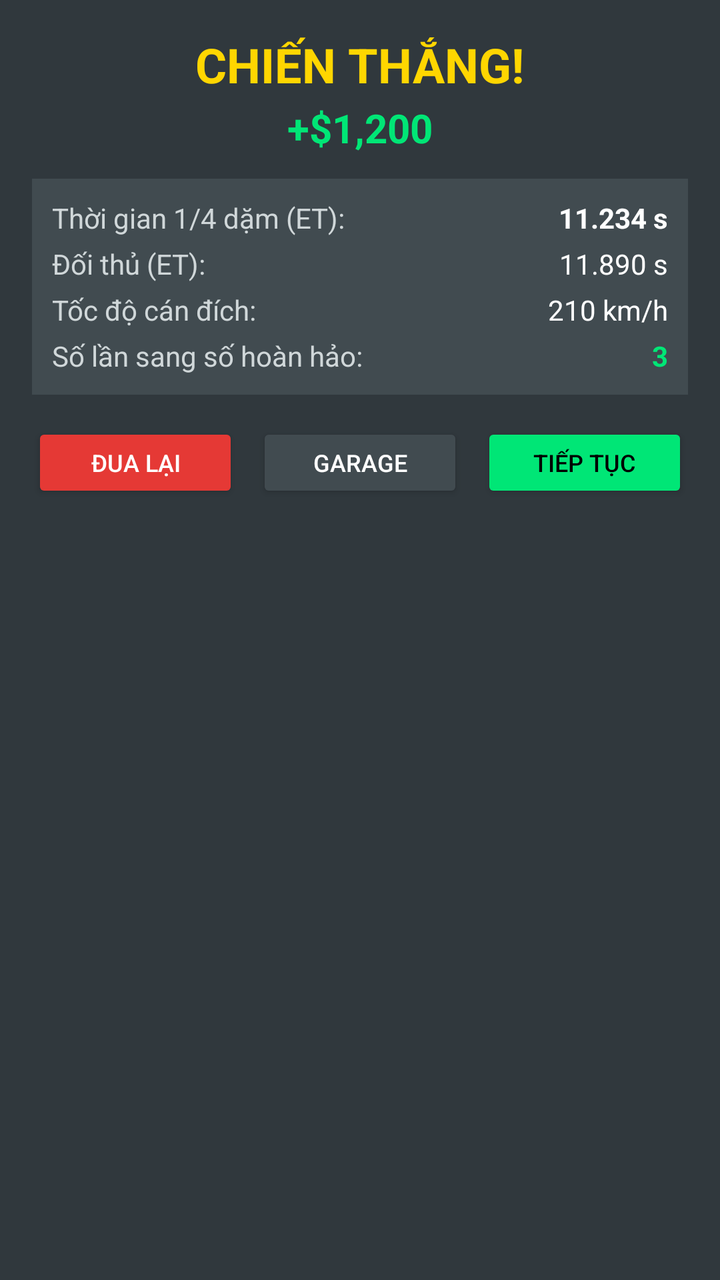
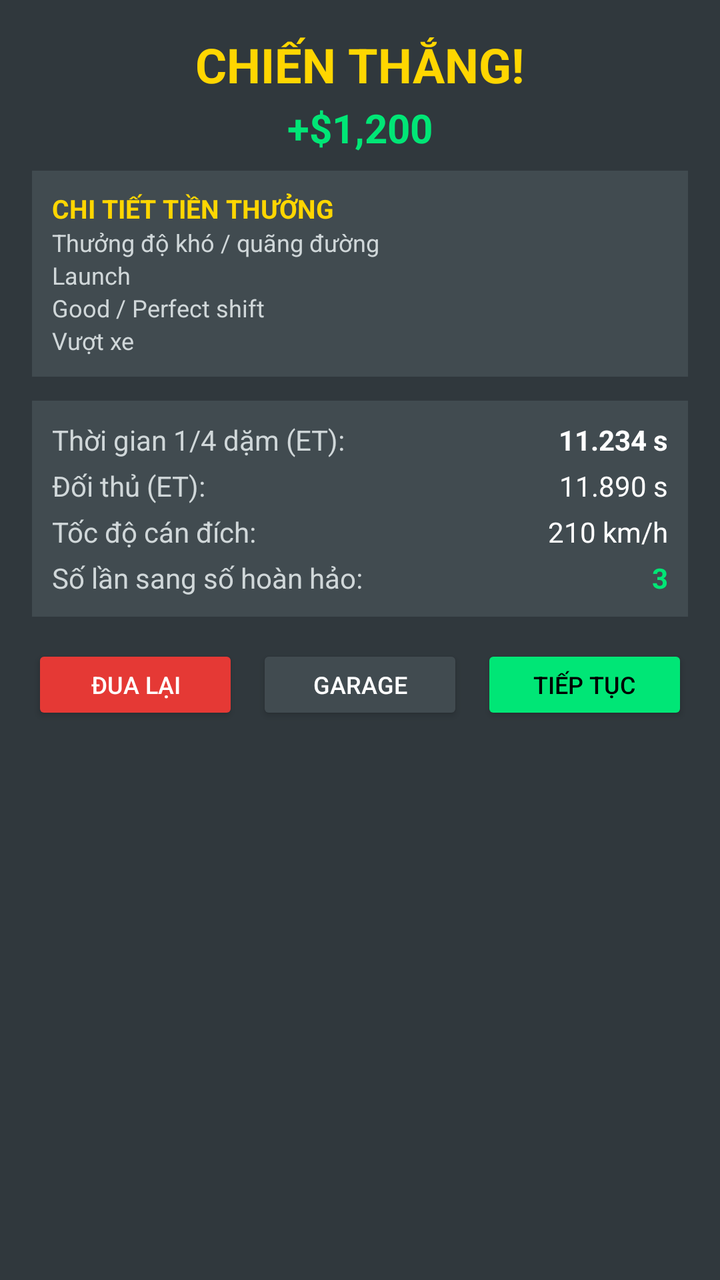

The first picture is an Android layout as it rendered before a commit; the second is the same layout after the commit. The layout source and the unified diff follow.
<!-- AndroidManifest.xml: application theme Theme.DragRacing -->
<!-- res/layout/dialog_result.xml -->
<?xml version="1.0" encoding="utf-8"?>
<LinearLayout xmlns:android="http://schemas.android.com/apk/res/android"
    android:layout_width="480dp"
    android:layout_height="wrap_content"
    android:orientation="vertical"
    android:background="@color/bg_card"
    android:padding="16dp">

    <TextView
        android:id="@+id/tvResultTitle"
        android:layout_width="wrap_content"
        android:layout_height="wrap_content"
        android:layout_gravity="center_horizontal"
        android:text="CHIẾN THẮNG!"
        android:textColor="@color/accent"
        android:textSize="24sp"
        android:textStyle="bold" />

    <TextView
        android:id="@+id/tvPrizeCash"
        android:layout_width="wrap_content"
        android:layout_height="wrap_content"
        android:layout_gravity="center_horizontal"
        android:layout_marginTop="2dp"
        android:text="+$1,200"
        android:textColor="@color/green_zone"
        android:textSize="20sp"
        android:textStyle="bold" />

    <LinearLayout
        android:id="@+id/statsContainer"
        android:layout_width="match_parent"
        android:layout_height="wrap_content"
        android:layout_marginTop="12dp"
        android:background="@color/bg_card_secondary"
        android:orientation="vertical"
        android:padding="10dp">

        <LinearLayout
            android:layout_width="match_parent"
            android:layout_height="wrap_content"
            android:orientation="horizontal">
            <TextView
                android:layout_width="0dp"
                android:layout_height="wrap_content"
                android:layout_weight="1"
                android:text="Thời gian 1/4 dặm (ET):"
                android:textColor="@color/text_gray"
                android:textSize="14sp" />
            <TextView
                android:id="@+id/tvPlayerET"
                android:layout_width="wrap_content"
                android:layout_height="wrap_content"
                android:text="11.234 s"
                android:textColor="@color/text_white"
                android:textSize="14sp"
                android:textStyle="bold" />
        </LinearLayout>

        <LinearLayout
            android:layout_width="match_parent"
            android:layout_height="wrap_content"
            android:layout_marginTop="4dp"
            android:orientation="horizontal">
            <TextView
                android:layout_width="0dp"
                android:layout_height="wrap_content"
                android:layout_weight="1"
                android:text="Đối thủ (ET):"
                android:textColor="@color/text_gray"
                android:textSize="14sp" />
            <TextView
                android:id="@+id/tvOpponentET"
                android:layout_width="wrap_content"
                android:layout_height="wrap_content"
                android:text="11.890 s"
                android:textColor="@color/text_white"
                android:textSize="14sp" />
        </LinearLayout>

        <LinearLayout
            android:layout_width="match_parent"
            android:layout_height="wrap_content"
            android:layout_marginTop="4dp"
            android:orientation="horizontal">
            <TextView
                android:layout_width="0dp"
                android:layout_height="wrap_content"
                android:layout_weight="1"
                android:text="Tốc độ cán đích:"
                android:textColor="@color/text_gray"
                android:textSize="14sp" />
            <TextView
                android:id="@+id/tvTopSpeed"
                android:layout_width="wrap_content"
                android:layout_height="wrap_content"
                android:text="210 km/h"
                android:textColor="@color/text_white"
                android:textSize="14sp" />
        </LinearLayout>

        <LinearLayout
            android:layout_width="match_parent"
            android:layout_height="wrap_content"
            android:layout_marginTop="4dp"
            android:orientation="horizontal">
            <TextView
                android:layout_width="0dp"
                android:layout_height="wrap_content"
                android:layout_weight="1"
                android:text="Số lần sang số hoàn hảo:"
                android:textColor="@color/text_gray"
                android:textSize="14sp" />
            <TextView
                android:id="@+id/tvPerfectShifts"
                android:layout_width="wrap_content"
                android:layout_height="wrap_content"
                android:text="3"
                android:textColor="@color/green_zone"
                android:textSize="14sp"
                android:textStyle="bold" />
        </LinearLayout>

    </LinearLayout>

    <LinearLayout
        android:layout_width="match_parent"
        android:layout_height="wrap_content"
        android:layout_marginTop="14dp"
        android:gravity="center"
        android:orientation="horizontal">

        <Button
            android:id="@+id/btnRematch"
            android:layout_width="0dp"
            android:layout_height="40dp"
            android:layout_weight="1"
            android:layout_marginEnd="6dp"
            android:backgroundTint="@color/primary"
            android:text="ĐUA LẠI"
            android:textSize="12sp"
            android:textColor="@color/text_white" />

        <Button
            android:id="@+id/btnGarage"
            android:layout_width="0dp"
            android:layout_height="40dp"
            android:layout_weight="1"
            android:layout_marginStart="3dp"
            android:layout_marginEnd="3dp"
            android:backgroundTint="@color/bg_card_secondary"
            android:text="GARAGE"
            android:textSize="12sp"
            android:textColor="@color/text_white" />

        <Button
            android:id="@+id/btnContinue"
            android:layout_width="0dp"
            android:layout_height="40dp"
            android:layout_weight="1"
            android:layout_marginStart="6dp"
            android:backgroundTint="@color/green_zone"
            android:text="TIẾP TỤC"
            android:textSize="12sp"
            android:textColor="#000000" />
    </LinearLayout>

</LinearLayout>
<!-- resources referenced by this layout -->
<resources>
  <color name="accent">#FFD600</color>
  <color name="bg_card">#30383D</color>
  <color name="bg_card_secondary">#414B50</color>
  <color name="green_zone">#00E676</color>
  <color name="primary">#E53935</color>
  <color name="text_gray">#D0D7D9</color>
  <color name="text_white">#FFFFFF</color>
  <style name="Theme.DragRacing" parent="Theme.MaterialComponents.DayNight.NoActionBar">
          <item name="colorPrimary">@color/primary</item>
          <item name="colorPrimaryDark">@color/primary_dark</item>
          <item name="colorAccent">@color/accent</item>
          <item name="android:windowBackground">@color/bg_dark</item>
          <item name="android:windowFullscreen">true</item>
      </style>
  <color name="primary_dark">#B71C1C</color>
  <color name="bg_dark">#20262B</color>
</resources>

<!-- the commit's change to res/layout/dialog_result.xml (unified diff, before → after) -->
@@ -26,6 +26,100 @@
         android:textColor="@color/green_zone"
         android:textSize="20sp"
         android:textStyle="bold" />
+
+    <LinearLayout
+        android:id="@+id/rewardBreakdown"
+        android:layout_width="match_parent"
+        android:layout_height="wrap_content"
+        android:layout_marginTop="8dp"
+        android:background="@color/bg_card_secondary"
+        android:orientation="vertical"
+        android:padding="10dp">
+
+        <TextView
+            android:layout_width="wrap_content"
+            android:layout_height="wrap_content"
+            android:text="CHI TIẾT TIỀN THƯỞNG"
+            android:textColor="@color/accent"
+            android:textSize="13sp"
+            android:textStyle="bold" />
+
+        <LinearLayout
+            android:layout_width="match_parent"
+            android:layout_height="wrap_content"
+            android:orientation="horizontal">
+            <TextView
+                android:layout_width="0dp"
+                android:layout_height="wrap_content"
+                android:layout_weight="1"
+                android:text="Thưởng độ khó / quãng đường"
+                android:textColor="@color/text_gray"
+                android:textSize="12sp" />
+            <TextView
+                android:id="@+id/tvBasePrize"
+                android:layout_width="wrap_content"
+                android:layout_height="wrap_content"
+                android:textColor="@color/text_white"
+                android:textSize="12sp" />
+        </LinearLayout>
+
+        <LinearLayout
+            android:layout_width="match_parent"
+            android:layout_height="wrap_content"
+            android:orientation="horizontal">
+            <TextView
+                android:layout_width="0dp"
+                android:layout_height="wrap_content"
+                android:layout_weight="1"
+                android:text="Launch"
+                android:textColor="@color/text_gray"
+                android:textSize="12sp" />
+            <TextView
+                android:id="@+id/tvLaunchBonus"
+                android:layout_width="wrap_content"
+                android:layout_height="wrap_content"
+                android:textColor="@color/text_white"
+                android:textSize="12sp" />
+        </LinearLayout>
+
+        <LinearLayout
+            android:layout_width="match_parent"
+            android:layout_height="wrap_content"
+            android:orientation="horizontal">
+            <TextView
+                android:layout_width="0dp"
+                android:layout_height="wrap_content"
+                android:layout_weight="1"
+                android:text="Good / Perfect shift"
+                android:textColor="@color/text_gray"
+                android:textSize="12sp" />
+            <TextView
+                android:id="@+id/tvShiftBonus"
+                android:layout_width="wrap_content"
+                android:layout_height="wrap_content"
+                android:textColor="@color/text_white"
+                android:textSize="12sp" />
+        </LinearLayout>
+
+        <LinearLayout
+            android:layout_width="match_parent"
+            android:layout_height="wrap_content"
+            android:orientation="horizontal">
+            <TextView
+                android:layout_width="0dp"
+                android:layout_height="wrap_content"
+                android:layout_weight="1"
+                android:text="Vượt xe"
+                android:textColor="@color/text_gray"
+                android:textSize="12sp" />
+            <TextView
+                android:id="@+id/tvOvertakeBonus"
+                android:layout_width="wrap_content"
+                android:layout_height="wrap_content"
+                android:textColor="@color/text_white"
+                android:textSize="12sp" />
+        </LinearLayout>
+    </LinearLayout>
 
     <LinearLayout
         android:id="@+id/statsContainer"
